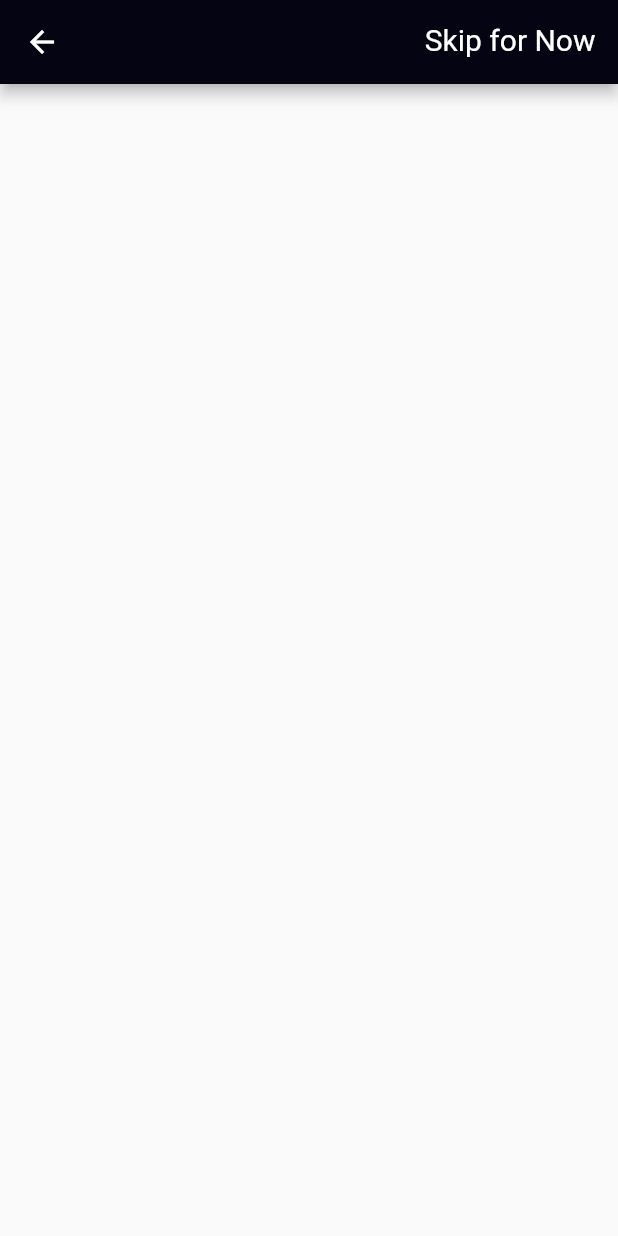
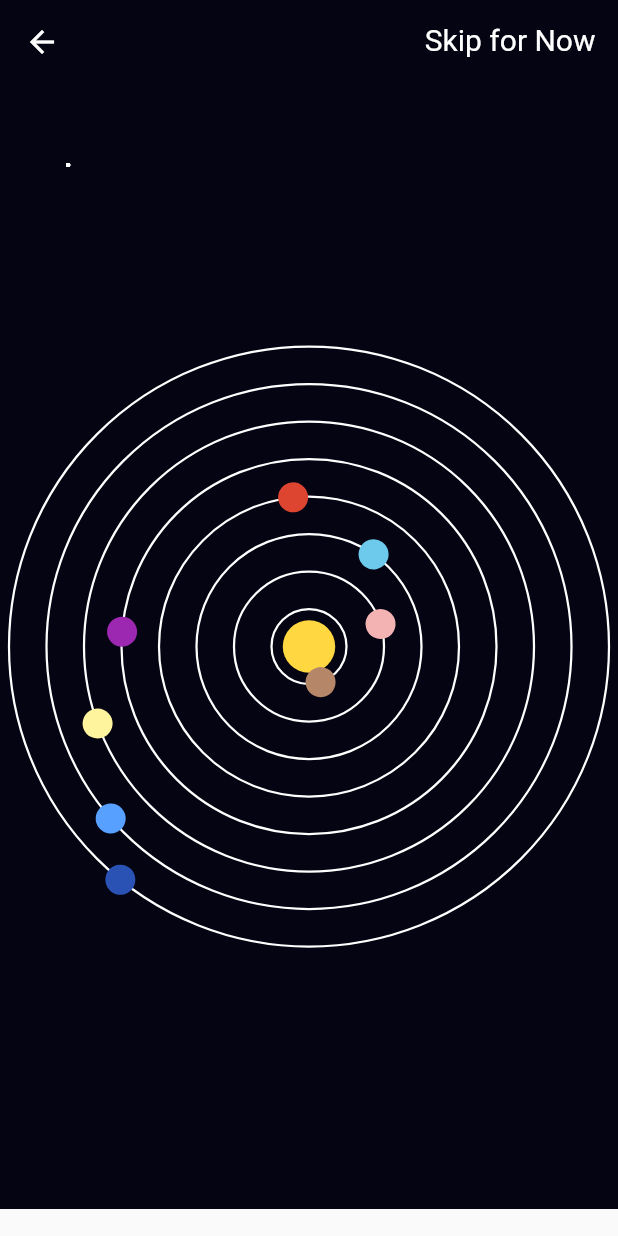
Before and after one commit to dennisdavidarango/flutter-intertionalization, a Flutter app: the Discover screen opened directly, on a phone screen of 412 x 824 dp. Run offline on Flutter 3.47's test engine with Material 2 defaults, Android fonts, the phone set to English and light mode, and no system bars; our stand-ins replace carousel_slider, image_picker; generated files the repository leaves out were written again; network calls fail.

```diff
--- a/lib/main.dart
+++ b/lib/main.dart
@@ -1,7 +1,6 @@
 import 'package:flutter/material.dart';
 import 'package:flutter_localizations/flutter_localizations.dart';
 import 'package:test_internationalization/screens/Corousel-demo.dart';
-import 'package:test_internationalization/screens/start-screen.dart';
 import 'l10n/l10n.dart';
 import 'package:flutter_gen/gen_l10n/app_localizations.dart';
 
--- a/lib/screens/discover.dart
+++ b/lib/screens/discover.dart
@@ -1,7 +1,11 @@
 import 'package:flutter/material.dart';
 import 'package:flutter_gen/gen_l10n/app_localizations.dart';
+import 'dart:math' as math;
 
 class Discover extends StatelessWidget {
+  final double initialRadius = 25.0;
+  final double radiusIncrement = 25.0;
+  final int maxNumberOfPlanets = 8;
   @override
   Widget build(BuildContext context) {
     return Scaffold(
@@ -26,8 +30,224 @@ class Discover extends StatelessWidget {
               },
             ),
           ),
+          Container(
+            height: 750,
+            child: Stack(
+              alignment: Alignment.center,
+              children: [
+                Container(
+                  color: Color(0xFF040412),
+                ),
+                _StarsBackground(),
+                CustomPaint(
+                  painter: OllusCirclePath(
+                    radius: initialRadius,
+                    radiusIncrement: radiusIncrement,
+                    numberOfPlanets: maxNumberOfPlanets,
+                  ),
+                ),
+                Container(
+                  width: 35,
+                  height: 35,
+                  decoration: BoxDecoration(
+                    color: Colors.amberAccent,
+                    shape: BoxShape.circle,
+                  ),
+                ),
+                ...planetsBuilder(),
+              ],
+            ),
+          )
         ],
       ),
     );
   }
+
+  List<Widget> planetsBuilder() {
+    double newRadius = initialRadius;
+    final List<Widget> planetsList = [];
+
+    for (int i = 0; i < maxNumberOfPlanets; i++) {
+      planetsList.add(PlanetWidget(
+        initialRadius: newRadius,
+        index: i,
+      ));
+      newRadius += radiusIncrement;
+    }
+
+    return planetsList;
+  }
 }
+
+class PlanetWidget extends StatefulWidget {
+  final double initialRadius;
+  final int index;
+
+  const PlanetWidget({
+    Key? key,
+    required this.initialRadius,
+    required this.index,
+  }) : super(key: key);
+
+  @override
+  _PlanetWidgetState createState() => _PlanetWidgetState();
+}
+
+class _PlanetWidgetState extends State<PlanetWidget>
+    with SingleTickerProviderStateMixin {
+  final colors = const [
+    Color(0xffb58668),
+    Color(0xffF3B3B3),
+    Color(0xff6DCAEC),
+    Color(0xffDD4530),
+    Colors.purple,
+    Color(0xffFEF49D),
+    Color(0xff57A0FF),
+    Color(0xff2A52B5),
+  ];
+
+  static const _mercury = 47.4;
+  final orbitVelocities = <double>[
+    _mercury / 47.4, //mercury
+    _mercury / 35.0, //venus
+    _mercury / 29.8, //Earth
+    _mercury / 24.1, //Mars
+    _mercury / 13.1, //Jupiter
+    _mercury / 9.7, //Saturn
+    _mercury / 6.8, //Uranus
+    _mercury / 5.4, //Neptune
+  ];
+
+  late AnimationController controller;
+  late Animation<double> animation;
+
+  @override
+  void initState() {
+    super.initState();
+    controller = AnimationController(
+      vsync: this,
+      duration: Duration(
+          milliseconds: (2000 * orbitVelocities[widget.index]).toInt()),
+    );
+    animation = Tween<double>(begin: 0, end: 1).animate(controller);
+
+    controller.addListener(() {
+      /*if(_controller.status == AnimationStatus.completed){
+        _controller.re
+      }*/
+    });
+
+    controller.repeat();
+  }
+
+  @override
+  Widget build(BuildContext context) {
+    return RotationTransition(
+      turns: animation,
+      child: AnimatedBuilder(
+        animation: controller,
+        builder: (context, child) => Transform.translate(
+          offset: Offset(0.0, widget.initialRadius),
+          child: Container(
+            width: 20,
+            height: 20,
+            decoration: BoxDecoration(
+              color: colors[widget.index],
+              shape: BoxShape.circle,
+            ),
+          ),
+        ),
+      ),
+    );
+  }
+
+  @override
+  void dispose() {
+    controller.dispose();
+    super.dispose();
+  }
+}
+
+class OllusCirclePath extends CustomPainter {
+  final double radius;
+  final double radiusIncrement;
+  final int numberOfPlanets;
+
+  OllusCirclePath({
+    required this.radius,
+    required this.radiusIncrement,
+    required this.numberOfPlanets,
+  });
+
+  final Paint myPaint = Paint()
+    ..color = Colors.white
+    ..strokeWidth = 1.5
+    ..style = PaintingStyle.stroke;
+
+  @override
+  void paint(Canvas canvas, Size size) {
+    final path = Path();
+    double newRadius = radius;
+    for (int i = 0; i < numberOfPlanets; ++i) {
+      path.addOval(
+        Rect.fromCircle(
+          center: Offset(0, 0),
+          radius: newRadius,
+        ),
+      );
+
+      newRadius += radiusIncrement;
+    }
+
+    canvas.drawPath(path, myPaint);
+  }
+
+  @override
+  bool shouldRepaint(CustomPainter customPainter) {
+    return true;
+  }
+}
+
+class _StarsBackground extends StatelessWidget {
+  final int numberStars = 50;
+
+  @override
+  Widget build(BuildContext context) {
+    return SafeArea(
+      child: Stack(
+        children: getStars(context),
+      ),
+    );
+  }
+
+  List<Widget> getStars(BuildContext context) {
+    final List<Widget> stars = [];
+
+    for (int i = 0; i < numberStars; ++i) {
+      final xy = getRandomXY(context);
+      final widget = Transform.translate(
+        offset: Offset(xy[0], xy[1]),
+        child: Container(
+          width: 2.5,
+          height: 2.5,
+          decoration: BoxDecoration(
+            color: Colors.white,
+            shape: BoxShape.circle,
+          ),
+        ),
+      );
+
+      stars.add(widget);
+    }
+
+    return stars;
+  }
+
+  List<double> getRandomXY(BuildContext context) {
+    final size = MediaQuery.of(context).size;
+    double x = size.width * (math.Random().nextDouble() - 1 / 2);
+    double y = size.height * (math.Random().nextDouble() - 1 / 2);
+
+    return [x, y];
+  }
+}
--- a/lib/screens/profile-screen.dart
+++ b/lib/screens/profile-screen.dart
@@ -7,22 +7,22 @@ import 'package:image_picker/image_picker.dart';
 
 class ProfileScreen extends StatefulWidget {
   @override
-  _ProfileScreenState createState() => _ProfileScreenState(File('file.txt'));
+  _ProfileScreenState createState() => _ProfileScreenState();
 }
 
 class _ProfileScreenState extends State<ProfileScreen> {
-  _ProfileScreenState(this._image);
-  File _image;
+  File? image;
   final picker = ImagePicker();
+  _ProfileScreenState({this.image});
 
   Future getImage() async {
     final pickedFile = await picker.getImage(source: ImageSource.gallery);
 
     setState(() {
       if (pickedFile != null) {
-        _image = File(pickedFile.path);
+        image = File(pickedFile.path);
       } else {
-        print('No image selected.');
+        print('No image selected state.');
       }
     });
   }
@@ -38,9 +38,9 @@ class _ProfileScreenState extends State<ProfileScreen> {
               height: 30,
             ),
             Center(
-                child: _image == null
-                    ? Text('No image selected.')
-                    : Image.file(_image)),
+                child: image == null
+                    ? Text('No image selected image.')
+                    : Image.file(image!)),
             FloatingActionButton(
               onPressed: getImage,
               tooltip: 'Pick Image',
```
Also changed, not shown: lib/components/Orbit.dart (deleted, +0 -244 lines).
